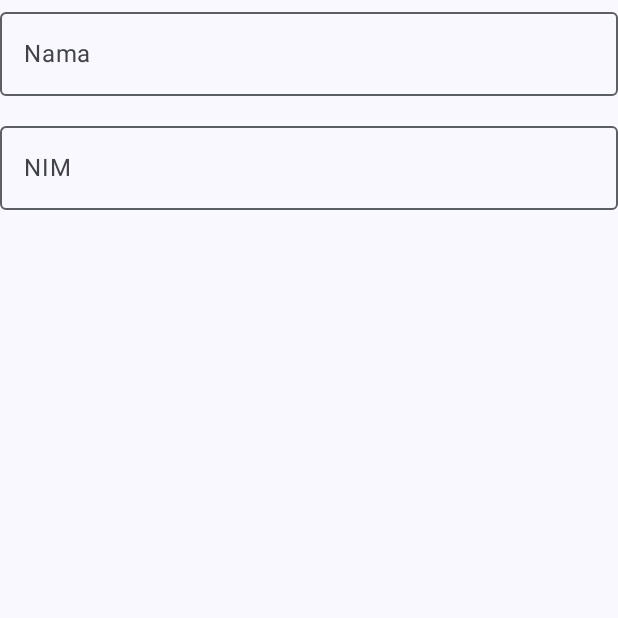
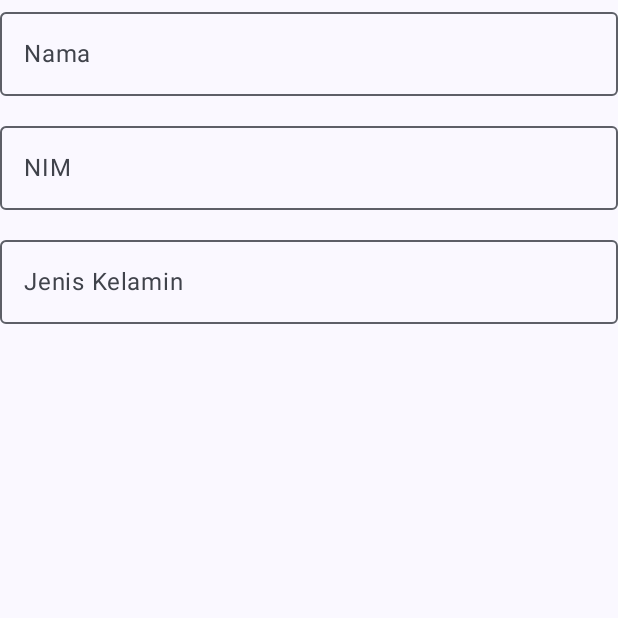
Before and after one commit to namira121/QuestAPI_081, an Android app built with Jetpack Compose: the composable FormInput shown on its own in the app's theme, on a phone screen of 412 x 824 dp, the top half of it. Run offline under Robolectric (Android 15) with nearby library versions, the phone set to English and light mode, and no system bars.

Commit message:
membuat textfield untuk jenis kelamin dan nilai akan disimpan di insertUiEvent jenisKelamin

```diff
--- a/app/src/main/java/com/example/praktikumremotedatabase/ui/View/InsertView.kt
+++ b/app/src/main/java/com/example/praktikumremotedatabase/ui/View/InsertView.kt
@@ -124,5 +124,13 @@ fun FormInput(
             enabled = enabled,
             singleLine = true
         )
+        OutlinedTextField(
+            value = insertUiEvent.jenisKelamin,
+            onValueChange = {onValueChange(insertUiEvent.copy(jenisKelamin = it))},
+            label = { Text("Jenis Kelamin") },
+            modifier = Modifier.fillMaxWidth(),
+            enabled = enabled,
+            singleLine = true
+        )
     }
 }
```
